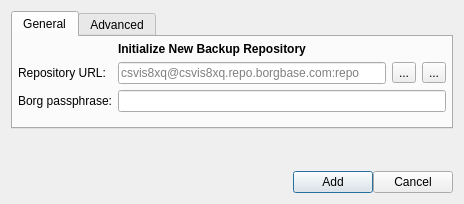
Before: the Qt Designer form src/vorta/assets/UI/repoadd.ui in borgbase/vorta, drawn with Qt 5.
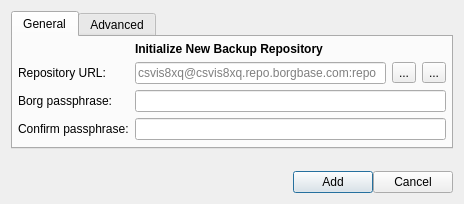
After: the same form once the commit is applied. Icons and pictures are not drawn.

Commit message: Add password confirmation for new repositories

```diff
--- a/src/vorta/assets/UI/repoadd.ui
+++ b/src/vorta/assets/UI/repoadd.ui
@@ -127,6 +127,26 @@
          </property>
         </widget>
        </item>
+       <item row="3" column="1">
+        <widget class="QLineEdit" name="confirmLineEdit">
+         <property name="cursor">
+          <cursorShape>IBeamCursor</cursorShape>
+         </property>
+         <property name="echoMode">
+          <enum>QLineEdit::Password</enum>
+         </property>
+        </widget>
+       </item>
+       <item row="3" column="0">
+        <widget class="QLabel" name="confirmLabel">
+         <property name="inputMethodHints">
+          <set>Qt::ImhHiddenText|Qt::ImhNoAutoUppercase|Qt::ImhSensitiveData</set>
+         </property>
+         <property name="text">
+          <string>Confirm passphrase:</string>
+         </property>
+        </widget>
+       </item>
       </layout>
      </widget>
      <widget class="QWidget" name="tabWidgetPage2">
```
Left out of the diff: 1 changed line with no effect on the pictures. The commit also changes 1 other file.
